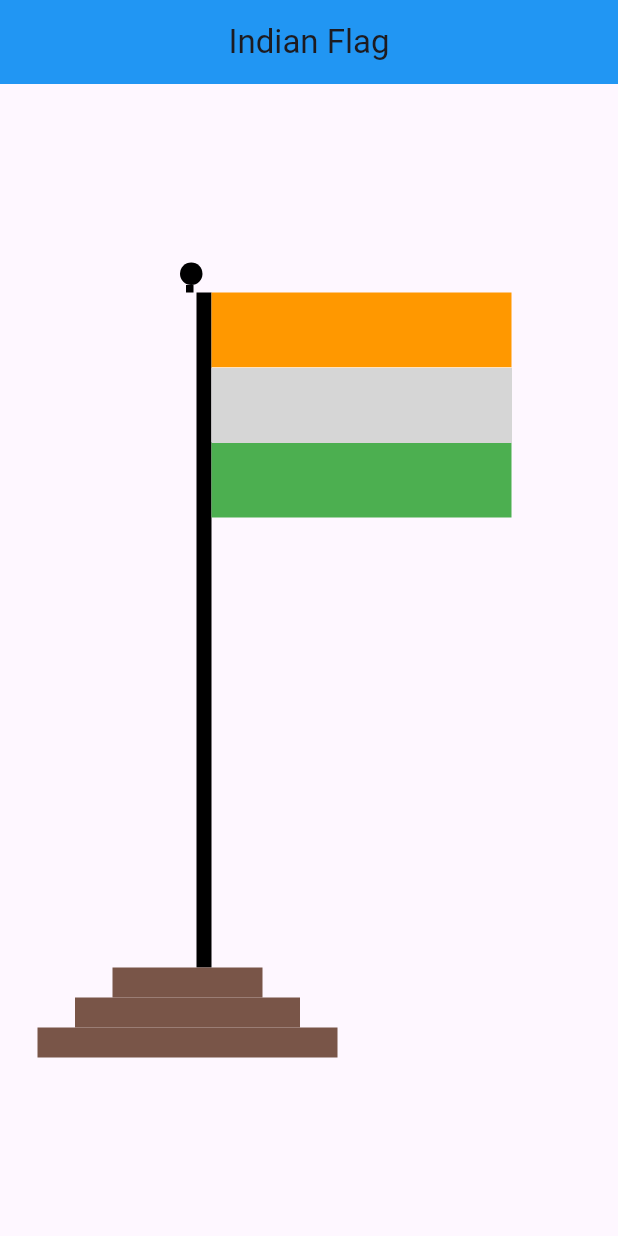
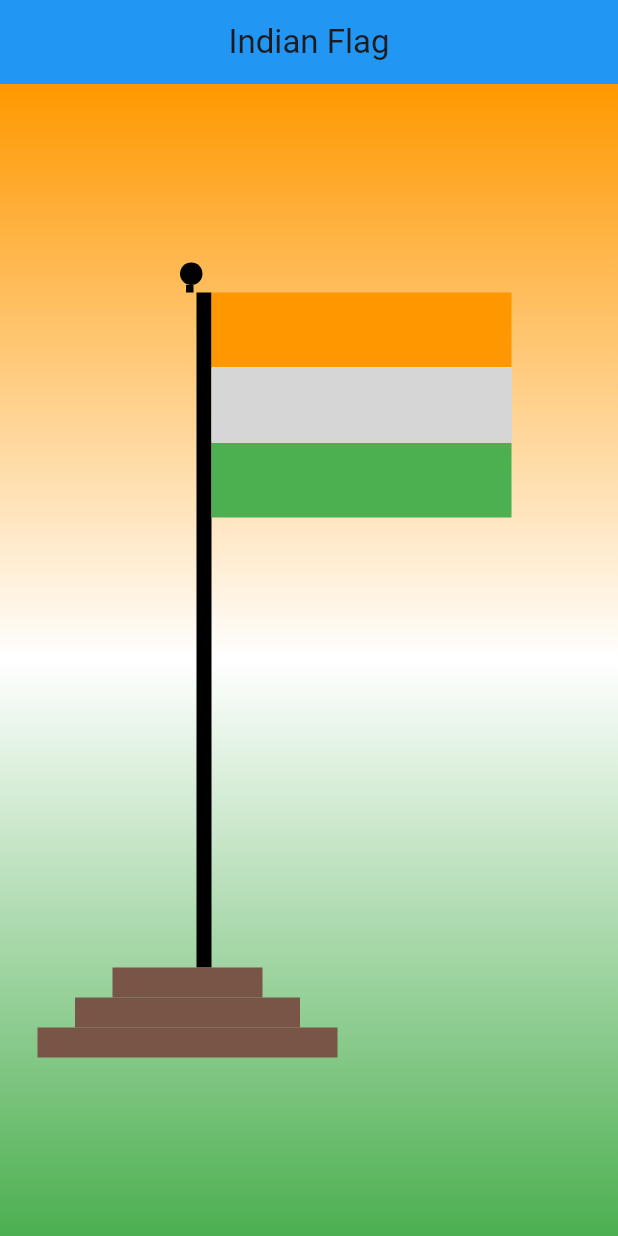
Before and after one commit to Snehal-1701/Flutter2k24, a Flutter app: the screen it shows after launch, on a phone screen of 412 x 824 dp. Run offline on Flutter 3.47's test engine with Material 3 defaults, Android fonts, the phone set to English and light mode, and no system bars; network calls fail; grey boxes are pictures that could not be loaded.

Commit message:
India flag with gradient background

```diff
--- /dev/null
+++ b/Flutter_App/Assignments/quizapp/analysis_options.yaml
@@ -0,0 +1 @@
+include: package:flutter_lints/flutter.yaml
--- /dev/null
+++ b/Flutter_App/Assignments/quizapp/lib/main.dart
@@ -0,0 +1,103 @@
+import 'package:flutter/material.dart';
+
+void main() {
+  runApp(const MyApp());
+}
+
+class MyApp extends StatelessWidget {
+  const MyApp({super.key});
+
+  @override
+  Widget build(BuildContext context) {
+    return MaterialApp(
+      home: Scaffold(
+        appBar: AppBar(
+          title: const Text("Indian Flag"),
+          centerTitle: true,
+          backgroundColor: Colors.blue,
+        ),
+        body: Column(
+          children: [
+            Row(
+              mainAxisAlignment: MainAxisAlignment.center,
+              children: [
+                // const SizedBox(
+                //   width: 70,
+                // ),
+                Column(
+                  children: [
+                    const SizedBox(
+                      height: 40,
+                    ),
+                    Container(
+                      height: 13,
+                      width: 13,
+                      decoration: const BoxDecoration(
+                        shape: BoxShape.circle,
+                        color: Colors.black,
+                      ),
+                    ),
+                    Container(
+                      height: 5,
+                      width: 5,
+                      color: Colors.black,
+                    ),
+                    Container(
+                      height: 500,
+                      width: 10,
+                      color: Colors.black,
+                    ),
+                  ],
+                ),
+                Column(
+                  children: [
+                    // const SizedBox(
+                    //   height: 60,
+                    // ),
+                    Contai-ner(
+                      width: 250,
+                      height: 80,
+                      color: Colors.orange,
+                    ),
+                    Container(
+                      width: 250,
+                      height: 80,
+                      color: Colors.white,
+                      child: Image.network(
+                          "https://upload.wikimedia.org/wikipedia/commons/thumb/1/17/Ashoka_Chakra.svg/300px-Ashoka_Chakra.svg.png"),
+                    ),
+                    Container(
+                      width: 250,
+                      height: 80,
+                      color: Colors.green,
+                    ),
+                  ],
+                ),
+
+              ],
+            ),
+            Column(
+                children: [
+                  Container(
+                    width: 60,
+                    height: 30,
+                    color: Colors.brown,
+                  ),
+                  Container(
+                    width: 80,
+                    height: 30,
+                    color: Colors.brown,
+                  ),
+                  Container(
+                    width: 100,
+                    height: 30,
+                    color: Colors.brown,
+                  ),
+                ],
+              ),
+          ],
+        ),
+      ),
+    );
+  }
+}
--- a/Flutter_App/ClassApp/StatelessWidgetApp/india_flag/lib/main.dart
+++ b/Flutter_App/ClassApp/StatelessWidgetApp/india_flag/lib/main.dart
@@ -10,13 +10,26 @@ class MyApp extends StatelessWidget {
   @override
   Widget build(BuildContext context) {
     return MaterialApp(
+      debugShowCheckedModeBanner: false,
       home: Scaffold(
         appBar: AppBar(
           title: const Text("Indian Flag"),
           centerTitle: true,
           backgroundColor: Colors.blue,
         ),
-        body: Column(
+        body: Container(
+          decoration: const BoxDecoration(
+            gradient: LinearGradient(
+              begin: Alignment.topCenter,
+              end: Alignment.bottomCenter,
+              colors: [
+                Colors.orange,
+                Colors.white,
+                Colors.green,
+              ]
+            ),
+          ),
+          child: Column(
             mainAxisAlignment: MainAxisAlignment.center,
             crossAxisAlignment: CrossAxisAlignment.start,
             children: [
@@ -49,8 +62,6 @@ class MyApp extends StatelessWidget {
                 mainAxisAlignment: MainAxisAlignment.center,
                 children: [
                   const SizedBox(width: 60,),
-
-
                   Container(
                     height: 450,
                     width: 10,
@@ -115,6 +126,7 @@ class MyApp extends StatelessWidget {
             ],
           ),
         ),
+      ),
     );
   }
 }
```
Also changed, not shown: Flutter_App/Assignments/quizapp/pubspec.yaml (added, +23 -0 lines), Flutter_App/Assignments/quizapp/Assets/quiz1.png (added), Flutter_App/Assignments/quizapp/Assets/win.png (added), Flutter_App/Assignments/quizapp/pubspec.lock (added), 123 other files. Lines whose indentation alone changed are shown as unchanged.
